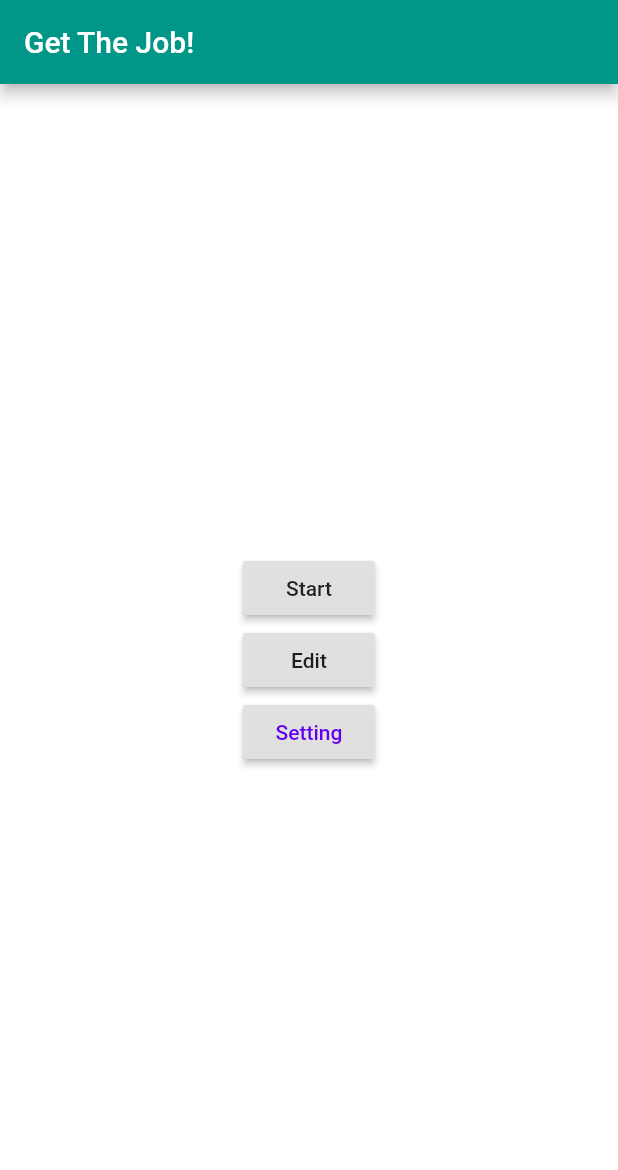
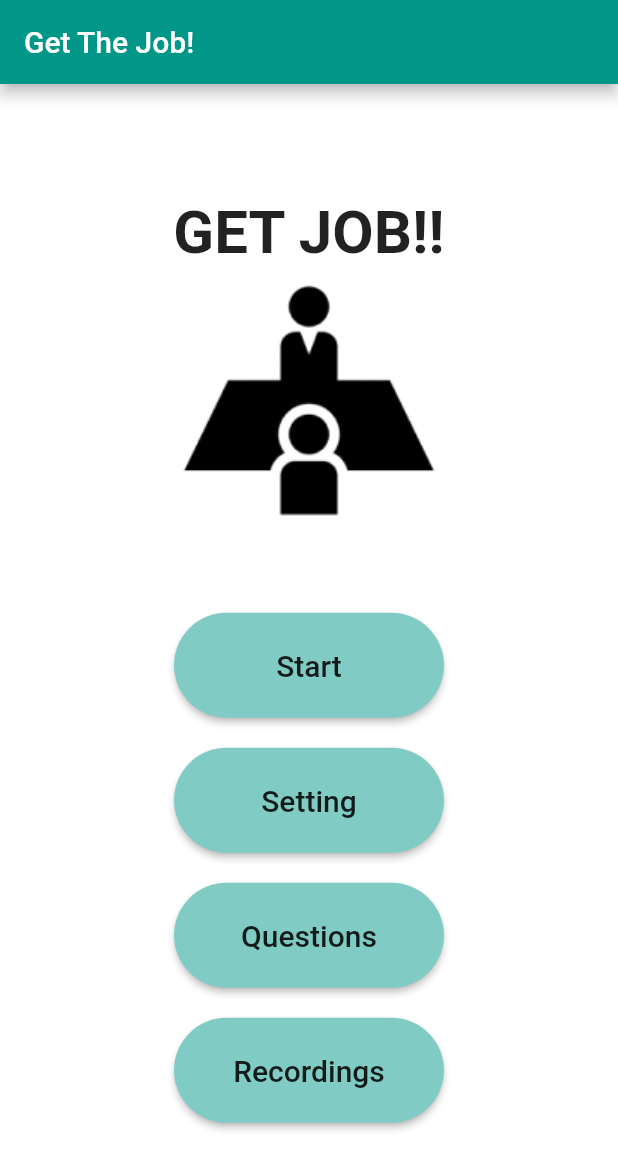
Before and after one commit to JobInterviewPractice/job_interview_practice, a Flutter app: the screen it shows after launch, on a phone screen of 412 x 824 dp. Shown: the top 1170 px of the screen. Run offline on Flutter 3.47's test engine with Material 2 defaults, Android fonts, the phone set to English and light mode, and no system bars; our stand-ins replace cloud_firestore, dartz, equatable, firebase_core, flutter_bloc, get_it and 1 more; accounts and stored records are empty.

Commit message:
replaced button style

```diff
--- a/lib/feature/home/presentation/home_page.dart
+++ b/lib/feature/home/presentation/home_page.dart
@@ -1,4 +1,5 @@
 import 'package:flutter/material.dart';
+import 'package:job_interview_practice/feature/home/presentation/widget/raisedButton.dart';
 
 class HomePage extends StatelessWidget {
   @override
@@ -8,23 +9,29 @@ class HomePage extends StatelessWidget {
         child: Column(
           mainAxisAlignment: MainAxisAlignment.center,
           children: [
-            RaisedButton(
-              onPressed: () => Navigator.of(context).pushNamed("/start_page"),
-              child: Text(
-                'Start',
-              ),
+            Text("GET JOB!!",
+                style: TextStyle(fontSize: 40, fontWeight: FontWeight.bold)),
+            Image.asset('images/getjob1.png'),
+            Padding(padding: EdgeInsets.all(30)),
+            HomePageButton(
+              buttonName: "Start",
+              pathName: "/start_page",
             ),
-            RaisedButton(
-              onPressed: () => Navigator.of(context).pushNamed("/edit_page"),
-              child: Text(
-                'Edit',
-              ),
+            Padding(padding: EdgeInsets.all(10)),
+            HomePageButton(
+              buttonName: "Setting",
+              pathName: "/setting_page",
             ),
-            RaisedButton(
-              textColor: Color(0xFF6200EE),
-              onPressed: () => Navigator.of(context).pushNamed("/setting_page"),
-              child: Text("Setting"),
-            )
+            Padding(padding: EdgeInsets.all(10)),
+            HomePageButton(
+              buttonName: "Questions",
+              pathName: "/edit_page",
+            ),
+            Padding(padding: EdgeInsets.all(10)),
+            HomePageButton(
+              buttonName: "Recordings",
+              pathName: "/review_page",
+            ),
           ],
         ),
       ),
--- /dev/null
+++ b/lib/feature/home/presentation/widget/raisedButton.dart
@@ -0,0 +1,29 @@
+import 'package:flutter/cupertino.dart';
+import 'package:flutter/material.dart';
+
+class HomePageButton extends StatelessWidget {
+  HomePageButton({this.buttonName, this.pathName});
+  final String buttonName;
+  final String pathName;
+
+  @override
+  Widget build(BuildContext context) {
+    return Container(
+      child: ButtonTheme(
+        minWidth: 180,
+        height: 70,
+        child: RaisedButton(
+          child: Text(
+            buttonName,
+            style: TextStyle(fontSize: 20),
+          ),
+          color: Colors.teal.shade200,
+          shape: const StadiumBorder(),
+          onPressed: () {
+            Navigator.of(context).pushNamed(pathName);
+          },
+        ),
+      ),
+    );
+  }
+}
```
Also changed, not shown: images/getjob1.png (added).
